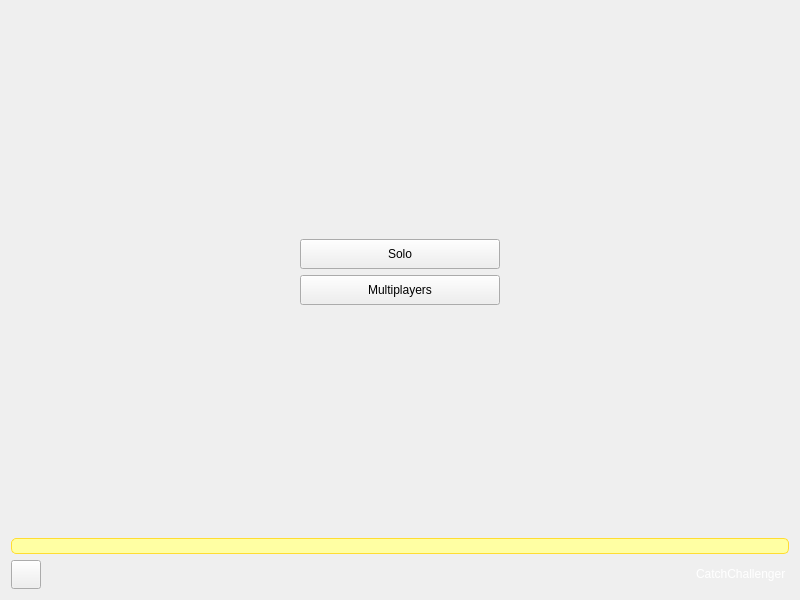
First picture: the form in client/ultimate/mainwindow.ui, repository alphaonex86/CatchChallenger, before the edit.
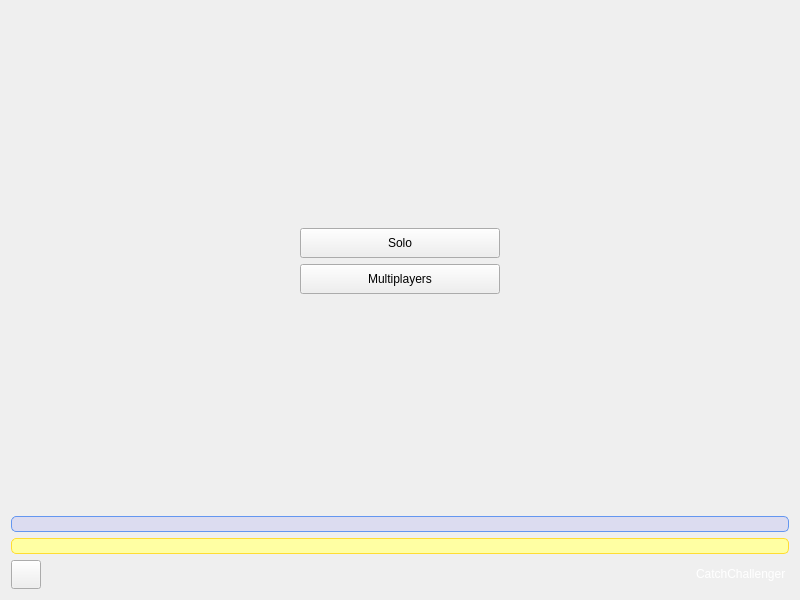
Second picture: the form after the edit. The open tabs and pages were chosen to show the change. Icons and pictures are not drawn.

Patch:
```diff
--- a/client/ultimate/mainwindow.ui
+++ b/client/ultimate/mainwindow.ui
@@ -136,6 +136,21 @@
           </item>
          </layout>
         </item>
+        <item>
+         <widget class="QLabel" name="news">
+          <property name="styleSheet">
+           <string notr="true">background-color: rgb(220, 220, 240);
+border: 1px solid rgb(100, 150, 240);
+border-radius:5px;</string>
+          </property>
+          <property name="text">
+           <string/>
+          </property>
+          <property name="openExternalLinks">
+           <bool>true</bool>
+          </property>
+         </widget>
+        </item>
         <item>
          <widget class="QLabel" name="update">
           <property name="styleSheet">
```
Left out of the diff: 2 changed lines with no effect on the pictures.
